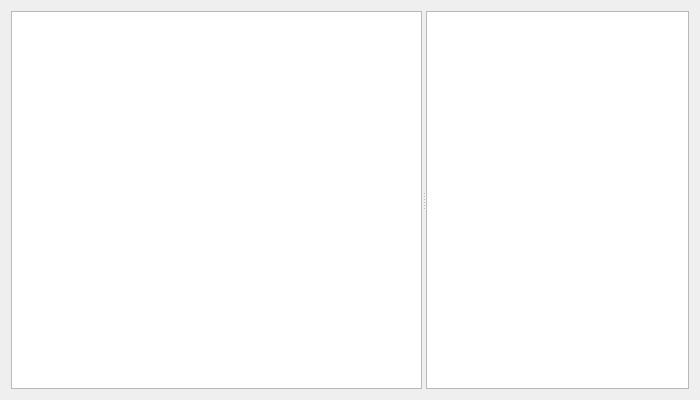
draapho/CapitalData, file gui_sub.ui: the form before one commit.
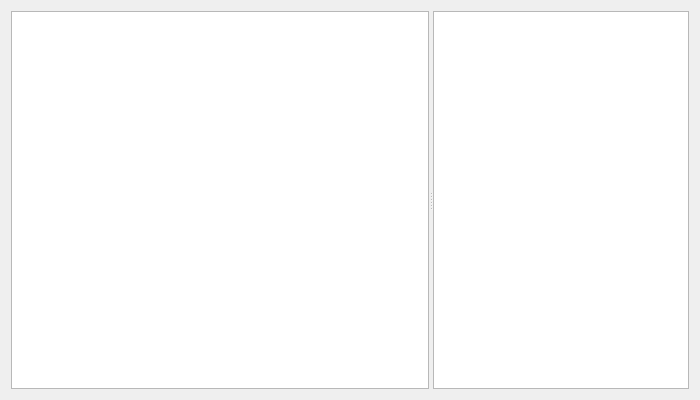
The form after the commit. Custom widgets are drawn as their Qt base class.

What changed in the file:
```diff
--- a/gui_sub.ui
+++ b/gui_sub.ui
@@ -22,7 +22,7 @@
      <widget class="QWidget" name="widget" native="true">
       <property name="sizePolicy">
        <sizepolicy hsizetype="Preferred" vsizetype="Preferred">
-        <horstretch>0</horstretch>
+        <horstretch>2</horstretch>
         <verstretch>0</verstretch>
        </sizepolicy>
       </property>
@@ -47,9 +47,15 @@
        </property>
        <item>
         <widget class="GraphicsLayoutWidget" name="graphicsView">
+         <property name="sizePolicy">
+          <sizepolicy hsizetype="Expanding" vsizetype="Expanding">
+           <horstretch>2</horstretch>
+           <verstretch>0</verstretch>
+          </sizepolicy>
+         </property>
          <property name="minimumSize">
           <size>
-           <width>400</width>
+           <width>0</width>
            <height>0</height>
           </size>
          </property>
@@ -82,6 +88,12 @@
            <verstretch>0</verstretch>
           </sizepolicy>
          </property>
+         <property name="minimumSize">
+          <size>
+           <width>0</width>
+           <height>0</height>
+          </size>
+         </property>
         </widget>
        </item>
       </layout>
```
